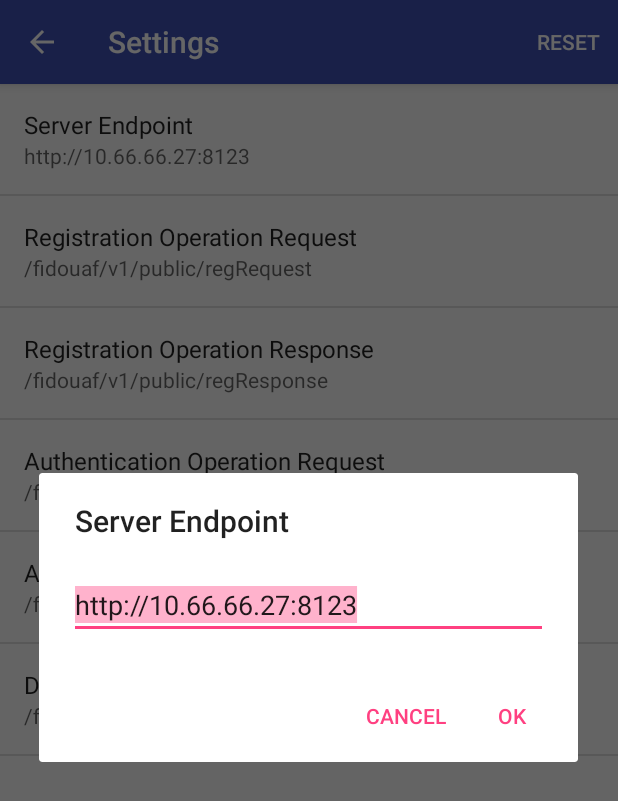
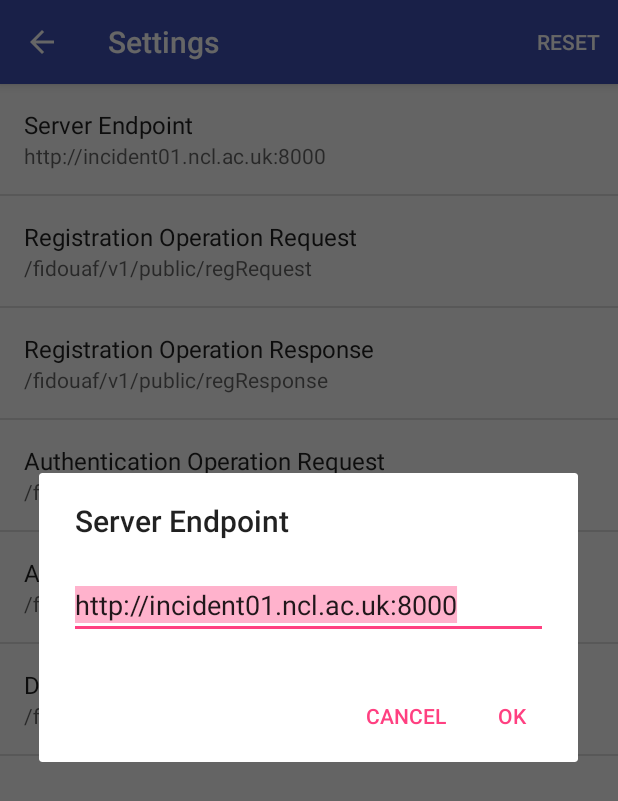
Before and after one commit to emersonmello/DoorlockCardReader, an Android app: the SettingsActivity screen opened directly, with no data from a screen before it, after a tap on "Server Endpoint", on a phone screen of 412 x 824 dp. Shown: the top 801 px of the screen. Run offline under Robolectric (Android 15) with nearby library versions, the phone set to English and light mode, and no system bars.

```diff
--- a/app/src/main/res/values/strings.xml
+++ b/app/src/main/res/values/strings.xml
@@ -10,7 +10,7 @@
     <!-- Strings related to Settings -->
 
     <string name="pref_title_server_endpoint">Server Endpoint</string>
-    <string name="pref_default_server_endpoint">http://10.66.66.27:8123</string>
+    <string name="pref_default_server_endpoint">http://incident01.ncl.ac.uk:8000</string>
     <string name="pref_title_degreg_op_request">Deregistration Operation Request</string>
     <string name="pref_default_dereg_op_request">/fidouaf/v1/public/deregRequest</string>
     <string name="pref_title_auth_op_response">Authentication Operation Response</string>
```
Also changed, not shown: app/src/main/java/uk/ac/ncl/cs/mello/doorlockcardreader/MainActivity.java (+16 -4 lines).
